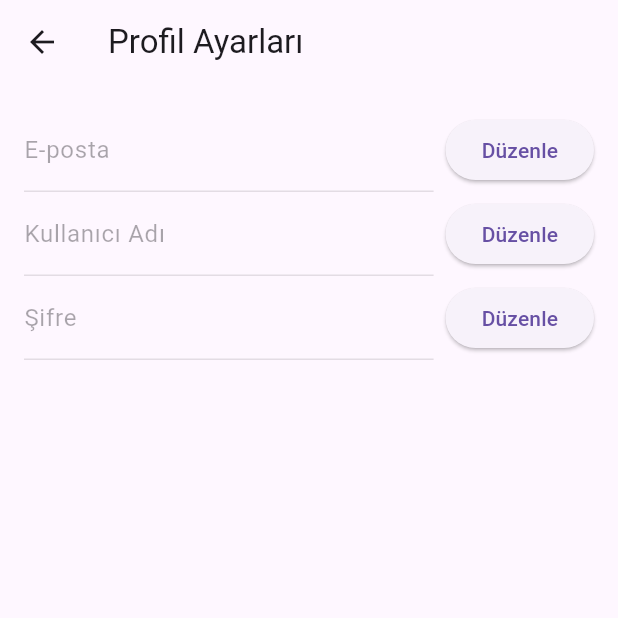
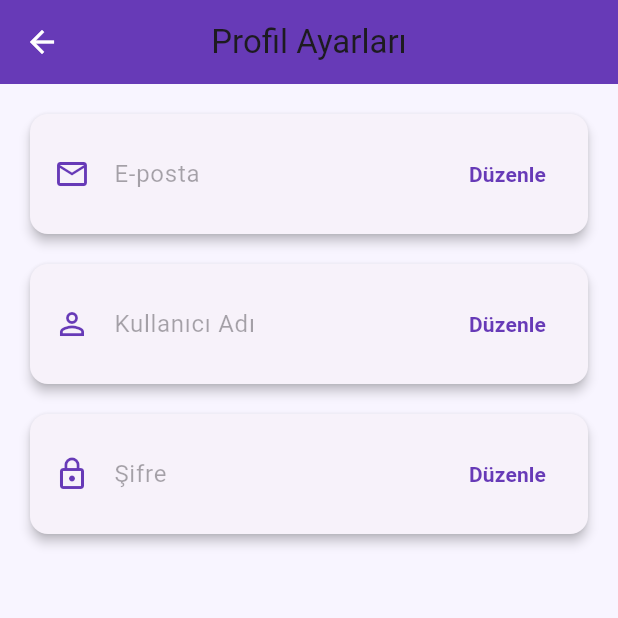
Before and after one commit to aguCompbbky/VerifiedMarket, a Flutter app: the ProfileSettingsPageWidget screen opened directly, on a phone screen of 412 x 824 dp, the top half of it. Run offline on Flutter 3.47's test engine with Material 3 defaults, Android fonts, the phone set to English and light mode, and no system bars; our stand-ins replace firebase_core, shared_preferences; accounts and stored records are empty; network calls fail.

Commit message:
Iteration-2

```diff
--- a/lib/auth/login_page.dart
+++ b/lib/auth/login_page.dart
@@ -1,5 +1,6 @@
 import 'package:flutter/material.dart';
 import 'package:foodapp/screens/mainScreen.dart';
+import 'package:shared_preferences/shared_preferences.dart';
 import '../utils/services/connection.dart';
 
 class LoginPage extends StatefulWidget {
@@ -33,6 +34,9 @@ Future<void> _handleLogin() async {
 
   String message = await Connection.login(email, password);
   if (message == "Giriş başarılı.") {
+    Connection.loggedInEmail = emailC.text;
+    final prefs = await SharedPreferences.getInstance();
+    await prefs.setString("loggedInEmail", emailC.text);
       Navigator.push(
         context,
         MaterialPageRoute(builder: (context) => MarketApp()),
--- a/lib/main.dart
+++ b/lib/main.dart
@@ -3,6 +3,7 @@ import 'package:firebase_core/firebase_core.dart';
 import 'package:flutter/material.dart';
 import 'package:foodapp/auth/auth_screen.dart';
 import 'package:foodapp/screens/mainScreen.dart';
+import 'package:foodapp/screens/purchase_history_screen.dart';
 import 'package:foodapp/utils/services/firebase_options.dart';
 
 
@@ -20,6 +21,7 @@ class MyApp extends StatelessWidget {
       routes: {
 
          '/home': (context) => MarketApp(), // 'home' rotası, anasayfa
+         '/purchase-history': (context) => PurchaseHistoryPage(),
       },
 
     );
--- a/lib/profile_settings_page.dart
+++ b/lib/profile_settings_page.dart
@@ -97,28 +97,41 @@ class _ProfileSettingsPageWidgetState extends State<ProfileSettingsPageWidget> {
   }
 
   @override
+  @override
 Widget build(BuildContext context) {
   return Scaffold(
-      appBar: AppBar(title: Text("Profil Ayarları")),
+    backgroundColor: Color(0xFFF8F5FF),
+    appBar: AppBar(
+      backgroundColor: Colors.deepPurple,
+      title: Text("Profil Ayarları"),
+      leading: BackButton(color: Colors.white),
+      centerTitle: true,
+      elevation: 0,
+    ),
     body: Padding(
       padding: const EdgeInsets.all(16.0),
       child: Column(
         children: [
-            _buildEditableField(
+          _buildProfileTile(
+            icon: Icons.email_outlined,
             label: "E-posta",
             controller: emailC,
             isEditing: isEditingEmail,
             onEdit: () => setState(() => isEditingEmail = true),
             onSave: () => _updateField("email"),
           ),
-            _buildEditableField(
+          SizedBox(height: 12),
+          _buildProfileTile(
+            icon: Icons.person_outline,
             label: "Kullanıcı Adı",
             controller: usernameC,
             isEditing: isEditingUsername,
             onEdit: () => setState(() => isEditingUsername = true),
             onSave: () => _updateField("username"),
           ),
-            _buildEditableField(
+          SizedBox(height: 12),
+          _buildProfileTile(
+            icon: Icons.lock_outline,
             label: "Şifre",
             controller: passwordC,
             isEditing: isEditingPassword,
@@ -131,4 +144,53 @@ class _ProfileSettingsPageWidgetState extends State<ProfileSettingsPageWidget> {
     ),
   );
 }
+
+
+Widget _buildProfileTile({
+  required IconData icon,
+  required String label,
+  required TextEditingController controller,
+  required bool isEditing,
+  required VoidCallback onEdit,
+  required VoidCallback onSave,
+  bool obscureText = false,
+}) {
+  return Card(
+    shape: RoundedRectangleBorder(borderRadius: BorderRadius.circular(12)),
+    elevation: 3,
+    child: Padding(
+      padding: const EdgeInsets.symmetric(horizontal: 16, vertical: 12),
+      child: Row(
+        children: [
+          Icon(icon, color: Colors.deepPurple),
+          SizedBox(width: 16),
+          Expanded(
+            child: TextField(
+              controller: controller,
+              obscureText: obscureText,
+              enabled: isEditing,
+              decoration: InputDecoration(
+                labelText: label,
+                border: InputBorder.none,
+              ),
+            ),
+          ),
+          TextButton(
+            onPressed: isEditing ? onSave : onEdit,
+            child: Text(
+              isEditing ? "Kaydet" : "Düzenle",
+              style: TextStyle(
+                color: isEditing ? Colors.green : Colors.deepPurple,
+                fontWeight: FontWeight.bold,
+              ),
+            ),
+          ),
+        ],
+      ),
+    ),
+  );
 }
+
+
+
+}
--- a/lib/utils/constants/constants.dart
+++ b/lib/utils/constants/constants.dart
@@ -1,5 +1,5 @@
 String apiKey =
-    "AKfycbyikpTPUXPC-eWd0aDLyUItH4Tzb2fJRaApktnd2GI2i5NHnCPD7ey9LPJGs__E1KX6";
+    "AKfycbyjA2XIDKA0NPV2Z-c13hxDuTiN8tNHFpGWFC_Zq3KYkkwxPCcTIK1MwzS39rxBmQgjag";
 
 String baseUrlProduct =
-    "https://script.google.com/macros/s/AKfycbyikpTPUXPC-eWd0aDLyUItH4Tzb2fJRaApktnd2GI2i5NHnCPD7ey9LPJGs__E1KX6/exec";
+    "https://script.google.com/macros/s/AKfycbyjA2XIDKA0NPV2Z-c13hxDuTiN8tNHFpGWFC_Zq3KYkkwxPCcTIK1MwzS39rxBmQgjag/exec";
--- a/lib/utils/models/products.dart
+++ b/lib/utils/models/products.dart
@@ -1,4 +1,5 @@
 class Product {
+  final int? id;
   final String? category;
   final String? product;
   final String? description;
@@ -7,6 +8,7 @@ class Product {
   final String? photo;
 
   Product({
+    this.id,
     this.category,
     this.product,
     this.description,
@@ -18,6 +20,7 @@ class Product {
   /// **JSON'dan Nesneye Dönüştürme (Factory Constructor)**
   factory Product.fromJson(Map<String, dynamic> json) {
     return Product(
+      id: json["id"],
       category: json["category"], // 'catagory' düzeltilmiş hali
       product: json["product"],
       description: json["description"],
@@ -35,6 +38,7 @@ class Product {
   /// **Nesneyi JSON'a Dönüştürme**
   Map<String, dynamic> toJson() {
     return {
+      "id":id,
       "category": category, // 'catagory' yerine düzeltildi
       "product": product,
       "description": description,
--- a/pubspec.yaml
+++ b/pubspec.yaml
@@ -40,6 +40,7 @@ dependencies:
   firebase_auth: ^5.5.1
   cloud_firestore: ^5.6.5
   firebase_storage: ^12.4.4
+  shared_preferences: ^2.2.1
 
 dev_dependencies:
   flutter_test:
```
Also changed, not shown: lib/screens/cart_screen.dart (added, +108 -0 lines), lib/screens/mainScreen.dart (+17 -3 lines), lib/screens/purchase_history_screen.dart (added, +84 -0 lines), lib/utils/services/cart_services.dart (added, +88 -0 lines), lib/utils/services/connection.dart (+21 -0 lines), pubspec.lock, 1 other file. Lines whose indentation alone changed are shown as unchanged.
